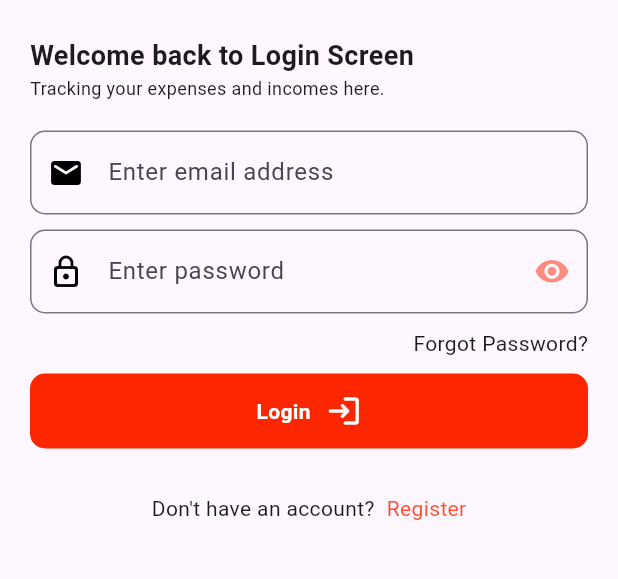
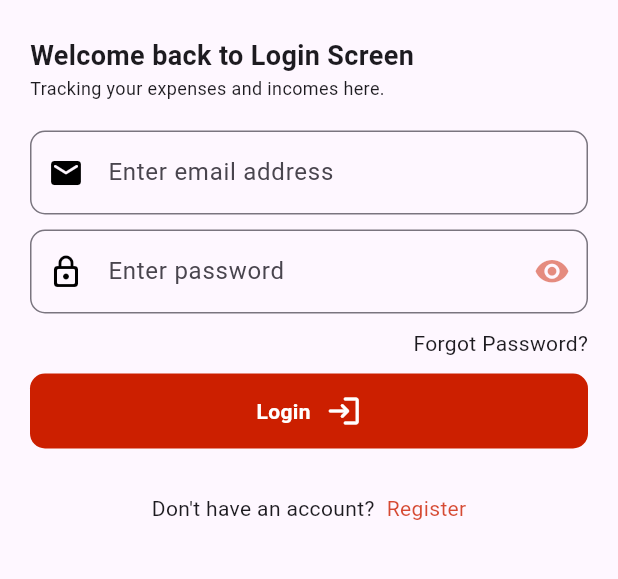
Before and after one commit to DiseirangCHHEUN/expense_tracker_ass, a Flutter app: the screen it shows after launch, on a phone screen of 412 x 824 dp, the part 306-885 px from its top. Run offline on Flutter 3.47's test engine with Material 3 defaults, Android fonts, the phone set to English and light mode, and no system bars; our stand-ins replace get, google_fonts, hive, hive_flutter, icons_plus; missing offline and left inert: curved_navigation_bar_with_label; accounts and stored records are empty.

Commit message:
Update color_constant.dart

```diff
--- a/lib/constants/color_constant.dart
+++ b/lib/constants/color_constant.dart
@@ -1,8 +1,8 @@
 import 'package:flutter/material.dart';
 
 class ColorConstants {
-  static const Color kYellowColor = Color(0xFFFDBF09);
-  static const Color kRedColor = Color(0xFFFC2600);
+  static const Color kYellowColor = Color(0xFFFFBF00);
+  static const Color kRedColor = Color(0xFFCC1F00);
   static const Color kGreenColor = Color(0xFF4CAF50);
   static const Color kBlueColor = Color(0xFF2896E1);
   static const Color kWhiteColor = Color(0xFFFFFFFF);
```
